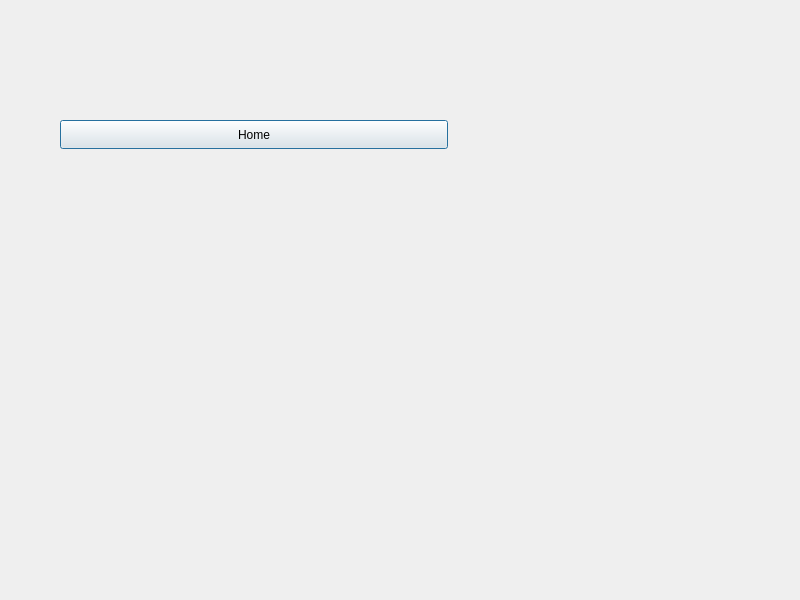
ShashwatSingh67/oop-project, file aboutpage.ui: the form before one commit.
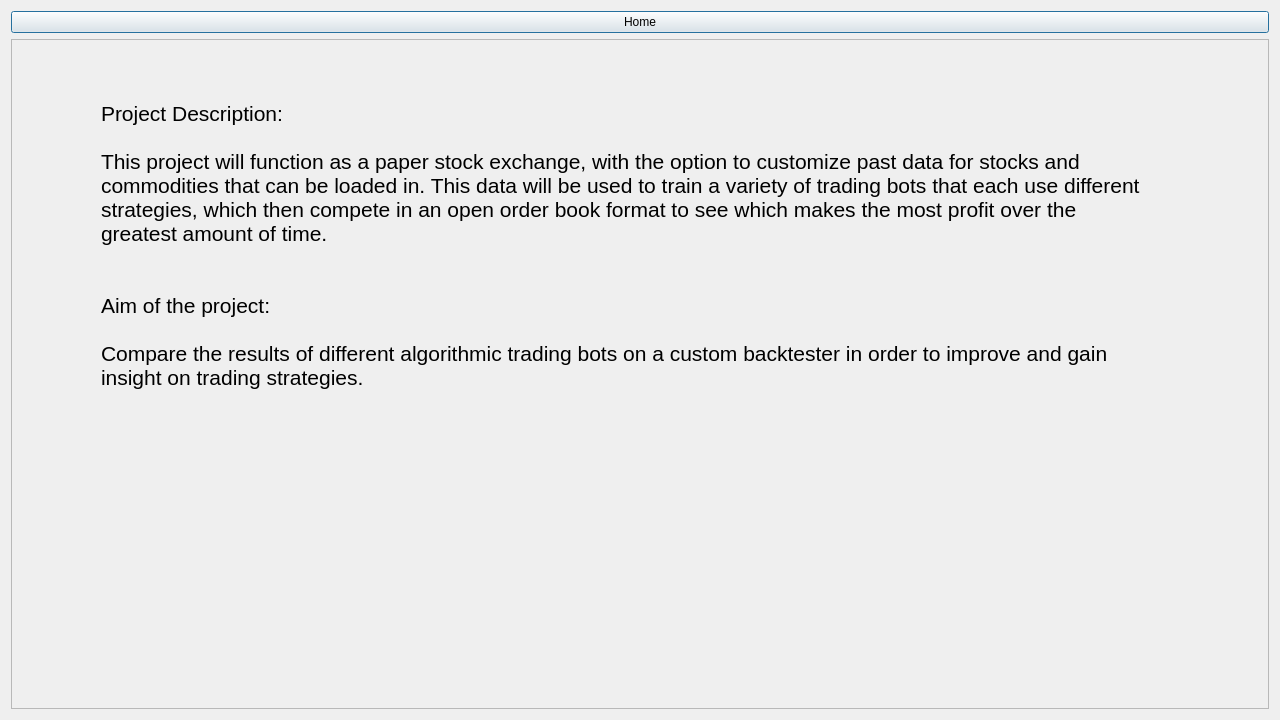
The form after the commit.

```diff
--- a/aboutpage.ui
+++ b/aboutpage.ui
@@ -6,26 +6,63 @@
    <rect>
     <x>0</x>
     <y>0</y>
-    <width>800</width>
-    <height>600</height>
+    <width>1280</width>
+    <height>720</height>
    </rect>
   </property>
   <property name="windowTitle">
    <string>Dialog</string>
   </property>
+  <layout class="QGridLayout" name="gridLayout_2">
+   <item row="0" column="0">
   <widget class="QPushButton" name="Home_Button">
+     <property name="text">
+      <string>Home</string>
+     </property>
+    </widget>
+   </item>
+   <item row="1" column="0">
+    <widget class="QFrame" name="frame">
+     <property name="frameShape">
+      <enum>QFrame::Shape::StyledPanel</enum>
+     </property>
+     <property name="frameShadow">
+      <enum>QFrame::Shadow::Raised</enum>
+     </property>
+     <widget class="QLabel" name="label">
    <property name="geometry">
     <rect>
-     <x>60</x>
-     <y>120</y>
-     <width>388</width>
-     <height>29</height>
-    </rect>
-   </property>
+        <x>90</x>
+        <y>50</y>
+        <width>1091</width>
+        <height>361</height>
+       </rect>
+      </property>
+      <property name="font">
+       <font>
+        <pointsize>16</pointsize>
+       </font>
+      </property>
    <property name="text">
-    <string>Home</string>
-   </property>
-  </widget>
+       <string>Project Description:
+
+This project will function as a paper stock exchange, with the option to customize past data for stocks and
+commodities that can be loaded in. This data will be used to train a variety of trading bots that each use different
+strategies, which then compete in an open order book format to see which makes the most profit over the
+greatest amount of time.
+
+
+Aim of the project:
+
+Compare the results of different algorithmic trading bots on a custom backtester in order to improve and gain
+insight on trading strategies.
+
+</string>
+      </property>
+     </widget>
+    </widget>
+   </item>
+  </layout>
  </widget>
  <resources/>
  <connections/>
```
Lines whose indentation alone changed are shown as unchanged.
